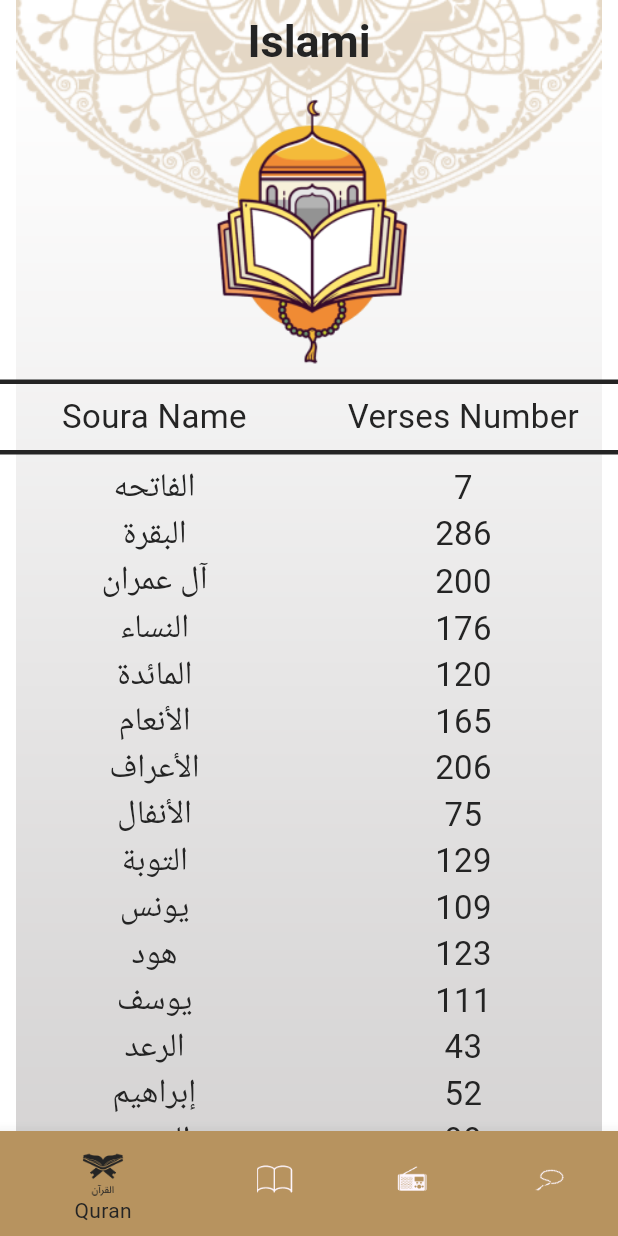
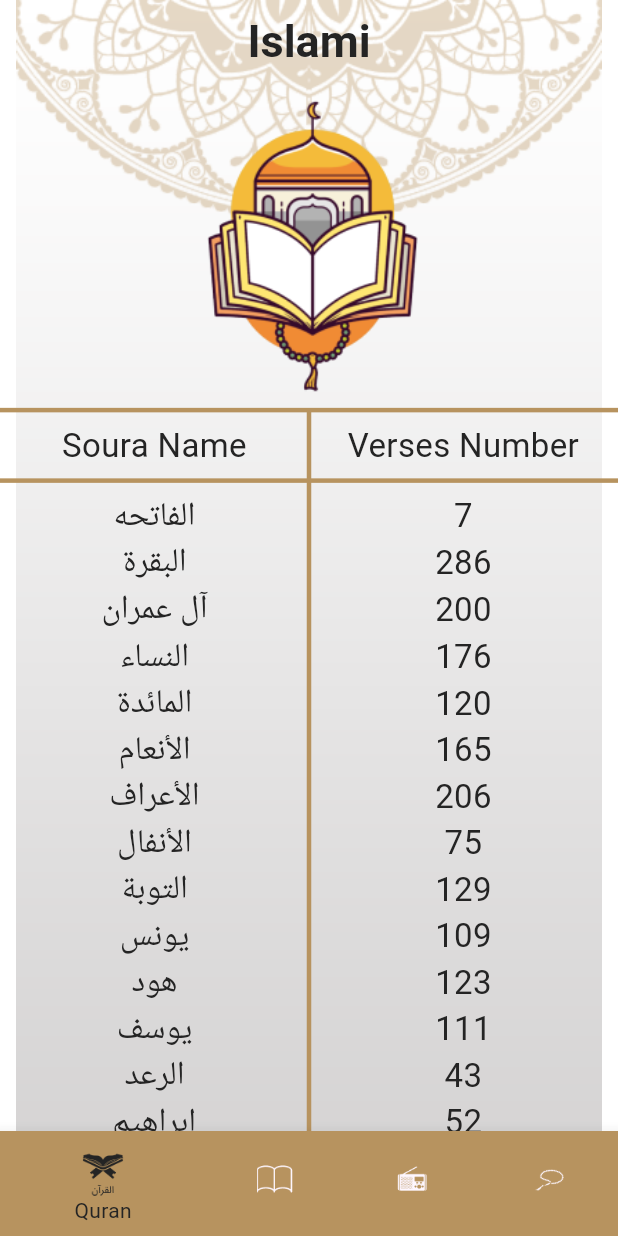
Before and after one commit to John-Ageeb/islami_app, a Flutter app: the screen it shows after launch, on a phone screen of 412 x 824 dp. Run offline on Flutter 3.47's test engine with Material 3 defaults, Android fonts, the phone set to English and light mode, and no system bars.

Commit message:
Quran Final

```diff
--- a/lib/ui/screens/home/tabs/quran/quran.dart
+++ b/lib/ui/screens/home/tabs/quran/quran.dart
@@ -11,6 +11,13 @@ class Quran extends StatelessWidget {
       crossAxisAlignment: CrossAxisAlignment.stretch,
       children: [
         buildHeadrImage(),
+        Expanded(
+          flex: 7,
+          child: Stack(
+            alignment: AlignmentDirectional.center,
+            children: [
+              Column(
+                children: [
                   buildDivider(),
                   Row(
                     children: [
@@ -36,7 +43,17 @@ class Quran extends StatelessWidget {
                     ],
                   ),
                   buildDivider(),
-        buildSourasList()
+                  buildSourasList(),
+                ],
+              ),
+              VerticalDivider(
+                color: AppColors.primary,
+                thickness: 3,
+                indent: 7,
+              )
+            ],
+          ),
+        )
       ],
     );
   }
@@ -75,7 +92,7 @@ class Quran extends StatelessWidget {
   }
 
   Divider buildDivider() => Divider(
-        color: AppColors.accent,
+        color: AppColors.primary,
         thickness: 3,
       );
 
```
Lines whose indentation alone changed are shown as unchanged.
